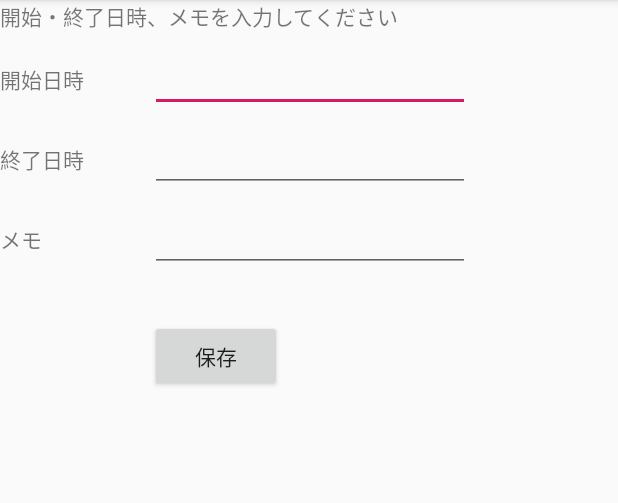
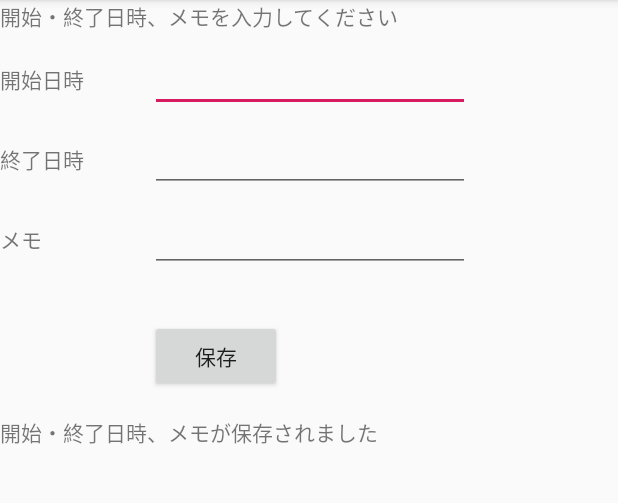
Before and after one commit to k-df-yokoyama/TimeSavingBox, an Android app: the screen it shows after launch (MainActivity), after a tap on "保存", on a phone screen of 412 x 824 dp, the part 84-587 px from its top. Run offline under Robolectric (Android 15) with nearby library versions, the phone set to English and light mode, and no system bars.

Commit message:
* Add process to show saved message. * Add validation to edit text.

```diff
--- a/app/src/main/java/com/sheepduck/android/timesavingbox/MainActivity.kt
+++ b/app/src/main/java/com/sheepduck/android/timesavingbox/MainActivity.kt
@@ -4,6 +4,7 @@ import androidx.appcompat.app.AppCompatActivity
 import android.os.Bundle
 import android.view.View
 import android.widget.EditText
+import android.widget.TextView
 import java.time.LocalDate
 import java.time.format.DateTimeFormatter
 
@@ -48,5 +49,9 @@ class MainActivity : AppCompatActivity() {
 
         //delete input value
         //etMemo.setText("")
+
+        val tvSavedMsg = findViewById<TextView>(R.id.tv_saved_msg).apply {
+            text = getResources().getString(R.string.tv_saved_msg)
+        }
     }
 }
--- a/app/src/main/res/layout-v26/activity_main.xml
+++ b/app/src/main/res/layout-v26/activity_main.xml
@@ -55,7 +55,7 @@
         android:layout_marginTop="8dp"
         android:autofillHints=""
         android:ems="10"
-        android:inputType="text"
+        android:inputType="datetime"
         app:layout_constraintStart_toStartOf="@+id/guideline"
         app:layout_constraintTop_toBottomOf="@+id/tv_input_time_msg" />
 
@@ -66,7 +66,7 @@
         android:layout_marginTop="8dp"
         android:autofillHints=""
         android:ems="10"
-        android:inputType="text"
+        android:inputType="datetime"
         android:visibility="visible"
         app:layout_constraintStart_toStartOf="@+id/guideline"
         app:layout_constraintTop_toBottomOf="@+id/et_start_time" />
@@ -89,4 +89,12 @@
         android:orientation="vertical"
         app:layout_constraintGuide_begin="100dp" />
 
+    <TextView
+        android:id="@+id/tv_saved_msg"
+        android:layout_width="wrap_content"
+        android:layout_height="wrap_content"
+        android:layout_marginTop="16dp"
+        app:layout_constraintStart_toStartOf="parent"
+        app:layout_constraintTop_toBottomOf="@+id/button" />
+
 </androidx.constraintlayout.widget.ConstraintLayout>
--- a/app/src/main/res/layout/activity_main.xml
+++ b/app/src/main/res/layout/activity_main.xml
@@ -55,7 +55,7 @@
         android:layout_marginTop="8dp"
         android:autofillHints=""
         android:ems="10"
-        android:inputType="text"
+        android:inputType="datetime|text"
         app:layout_constraintStart_toStartOf="@+id/guideline"
         app:layout_constraintTop_toBottomOf="@+id/tv_input_time_msg" />
 
@@ -66,7 +66,7 @@
         android:layout_marginTop="8dp"
         android:autofillHints=""
         android:ems="10"
-        android:inputType="text"
+        android:inputType="datetime|text"
         android:visibility="visible"
         app:layout_constraintStart_toStartOf="@+id/guideline"
         app:layout_constraintTop_toBottomOf="@+id/et_start_time" />
@@ -89,4 +89,12 @@
         android:orientation="vertical"
         app:layout_constraintGuide_begin="100dp" />
 
+    <TextView
+        android:id="@+id/tv_saved_msg"
+        android:layout_width="wrap_content"
+        android:layout_height="wrap_content"
+        android:layout_marginTop="16dp"
+        app:layout_constraintStart_toStartOf="parent"
+        app:layout_constraintTop_toBottomOf="@+id/button" />
+
 </androidx.constraintlayout.widget.ConstraintLayout>
--- a/app/src/main/res/values/strings.xml
+++ b/app/src/main/res/values/strings.xml
@@ -5,4 +5,5 @@
     <string name="tv_end_time">終了日時</string>
     <string name="tv_memo">メモ</string>
     <string name="btn_save">保存</string>
+    <string name="tv_saved_msg">開始・終了日時、メモが保存されました</string>
 </resources>
```
